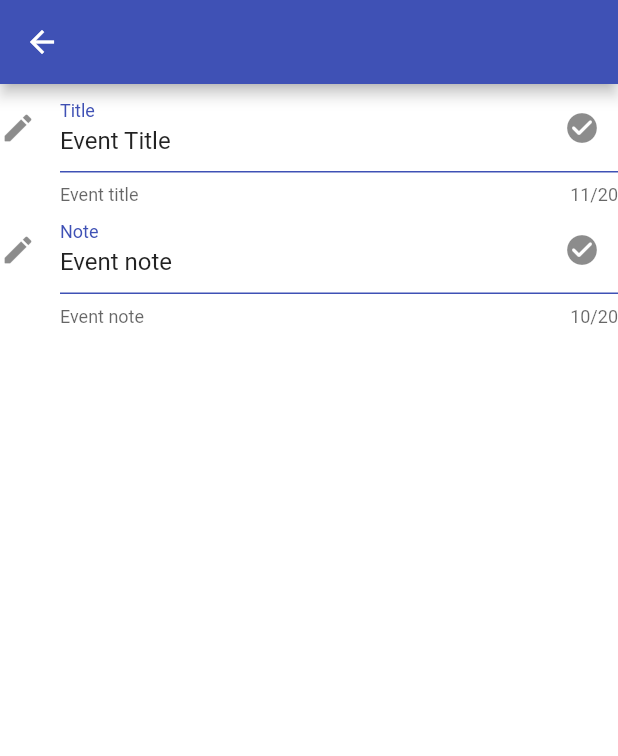
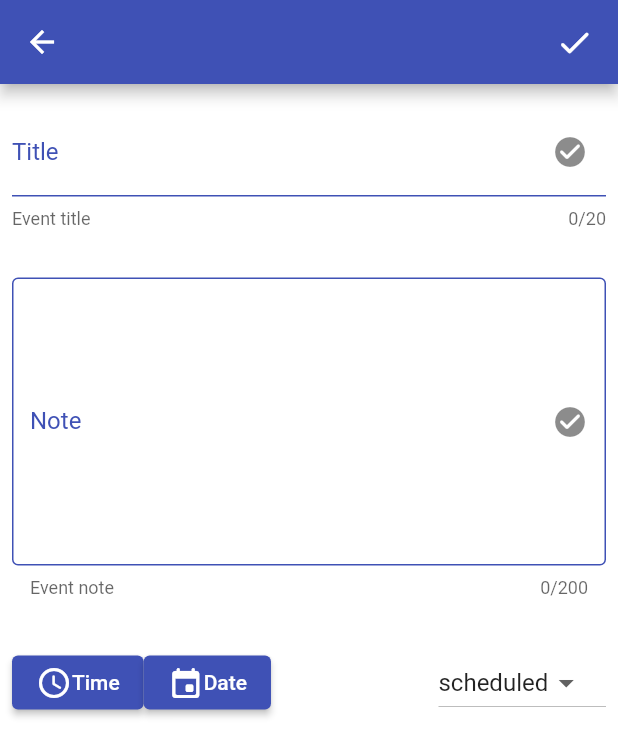
Before and after one commit to shadzhiyski/reminding_notes, a Flutter app: the AddItemPage screen opened by its route, on a phone screen of 412 x 824 dp. Shown: the top 756 px of the screen. Run offline on Flutter 3.47's test engine with Material 2 defaults, Android fonts, the phone set to English and light mode, and no system bars.

Commit message:
Add item form design changed.

```diff
--- a/lib/widgets/add_item_page.dart
+++ b/lib/widgets/add_item_page.dart
@@ -1,19 +1,49 @@
 import 'package:flutter/material.dart';
+import 'package:reminding_notes/models/note_view_model.dart';
 
-// TODO: continue implementation
 class AddItemPage extends StatelessWidget {
   const AddItemPage({Key? key}) : super(key: key);
 
+  Future<void> _selectDate(BuildContext context) async {
+    final DateTime? picked = await showDatePicker(
+      context: context,
+      initialDate: DateTime.now(),
+      firstDate: DateTime(2015, 8),
+      lastDate: DateTime(2101),
+    );
+    // TODO: set date
+  }
+
+  Future<void> _selectTime(BuildContext context) async {
+    final TimeOfDay? picked = await showTimePicker(
+      context: context,
+      initialTime: TimeOfDay.now(),
+    );
+    // TODO: set time
+  }
+
   @override
   Widget build(BuildContext context) => Scaffold(
-        appBar: AppBar(),
+        appBar: AppBar(
+          actions: [
+            Padding(
+              padding: const EdgeInsets.only(right: 16),
+              child: GestureDetector(
+                onTap: () {
+                  // TODO: add save action
+                },
+                child: const Icon(Icons.done_rounded, size: 26.0),
+              ),
+            ),
+          ],
+        ),
         body: Column(
           children: [
-            TextFormField(
-              initialValue: 'Event Title',
+            Padding(
+              padding: const EdgeInsets.symmetric(horizontal: 8, vertical: 16),
+              child: TextField(
                 maxLength: 20,
                 decoration: InputDecoration(
-                icon: const Icon(Icons.edit_rounded),
                   labelText: 'Title',
                   labelStyle: TextStyle(
                     color: Theme.of(context).primaryColor,
@@ -23,15 +53,19 @@ class AddItemPage extends StatelessWidget {
                     Icons.check_circle_rounded,
                   ),
                   enabledBorder: UnderlineInputBorder(
-                  borderSide: BorderSide(color: Theme.of(context).primaryColor),
+                    borderSide:
+                        BorderSide(color: Theme.of(context).primaryColor),
                   ),
                 ),
               ),
-            TextFormField(
-              initialValue: 'Event note',
-              maxLength: 20,
+            ),
+            Padding(
+              padding: const EdgeInsets.symmetric(horizontal: 8, vertical: 16),
+              child: TextField(
+                maxLength: 200,
+                minLines: 8,
+                maxLines: 21,
                 decoration: InputDecoration(
-                icon: const Icon(Icons.edit_rounded),
                   labelText: 'Note',
                   labelStyle: TextStyle(
                     color: Theme.of(context).primaryColor,
@@ -40,9 +74,65 @@ class AddItemPage extends StatelessWidget {
                   suffixIcon: const Icon(
                     Icons.check_circle_rounded,
                   ),
-                enabledBorder: UnderlineInputBorder(
-                  borderSide: BorderSide(color: Theme.of(context).primaryColor),
+                  border: OutlineInputBorder(
+                    borderSide:
+                        BorderSide(color: Theme.of(context).primaryColor),
                   ),
+                  enabledBorder: OutlineInputBorder(
+                    borderSide:
+                        BorderSide(color: Theme.of(context).primaryColor),
+                  ),
+                ),
+              ),
+            ),
+            Padding(
+              padding: const EdgeInsets.symmetric(horizontal: 8, vertical: 16),
+              child: Row(
+                children: [
+                  ElevatedButton(
+                    onPressed: () => _selectTime(context),
+                    child: Row(
+                      children: const [
+                        Icon(Icons.access_time_rounded),
+                        Text('Time'),
+                      ],
+                    ),
+                  ),
+                  ElevatedButton(
+                    onPressed: () => _selectDate(context),
+                    child: Row(
+                      children: const [
+                        Icon(Icons.event_rounded),
+                        Text('Date'),
+                      ],
+                    ),
+                  ),
+                  const Spacer(),
+                  Expanded(
+                    child: DropdownButton<int>(
+                      value: 1,
+                      items: NoteType.values
+                          .asMap()
+                          .map(
+                            (i, monthName) =>
+                                MapEntry<int, DropdownMenuItem<int>>(
+                              i,
+                              DropdownMenuItem<int>(
+                                child: Text(
+                                  monthName.name.replaceFirst('Reminding', ''),
+                                ),
+                                value: i + 1,
+                              ),
+                            ),
+                          )
+                          .values
+                          .toList(),
+                      onChanged: (val) {
+                        // TODO: set note type action
+                      },
+                    ),
+                  ),
+                ],
               ),
             ),
           ],
```
Lines whose indentation alone changed are shown as unchanged.
